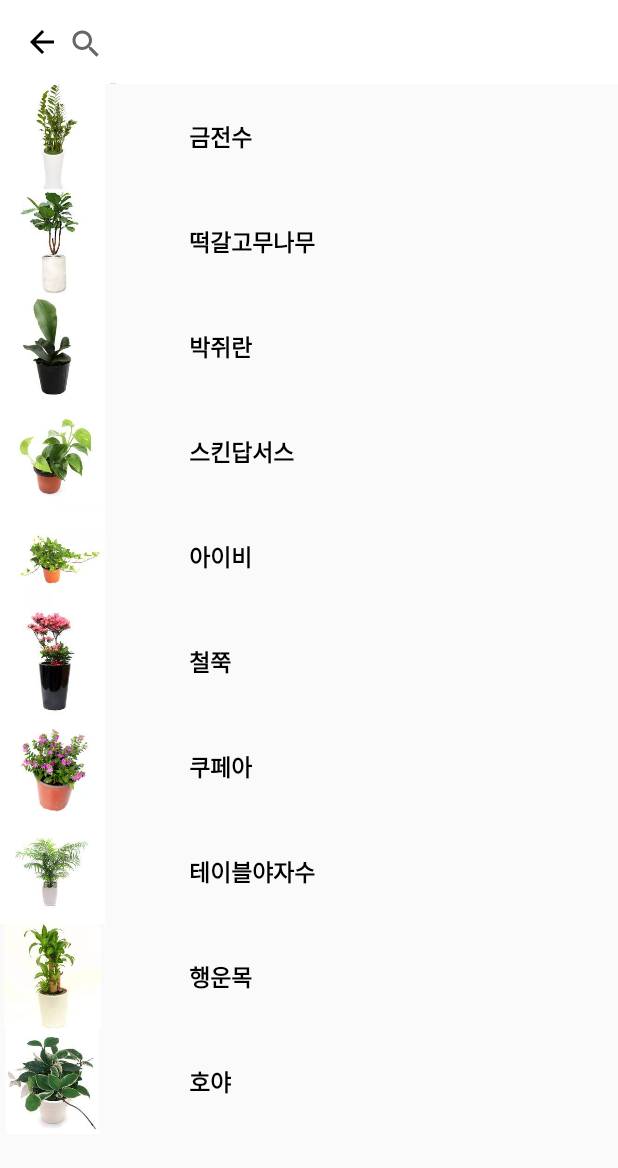
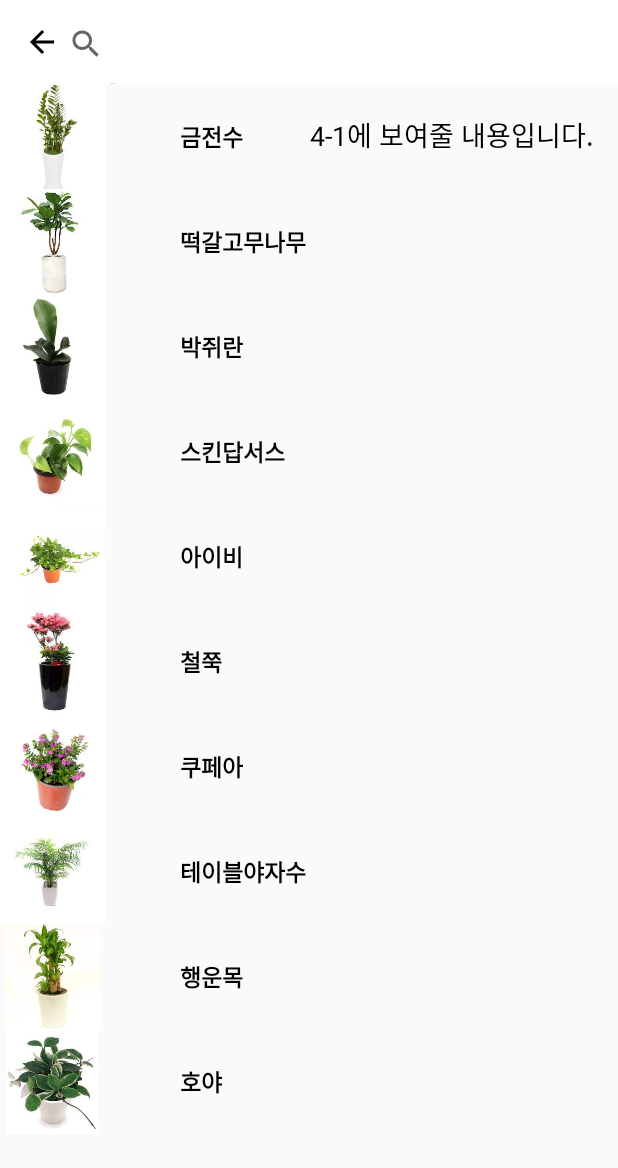
Before and after one commit to ProgFriends/MainProject, an Android app: the RegisterActivity screen opened directly, with no data from a screen before it, on a phone screen of 412 x 824 dp. Shown: the top 1168 px of the screen. Run offline under Robolectric (Android 15) with nearby library versions, the phone set to English and light mode, and no system bars.

Commit message:
홈->등록 페이지, "4-1에 보여줄 내용" 텍스트 추가

```diff
--- a/app/src/main/res/layout/activity_register.xml
+++ b/app/src/main/res/layout/activity_register.xml
@@ -42,4 +42,17 @@
         app:layout_constraintStart_toStartOf="parent"
         app:layout_constraintTop_toBottomOf="@+id/toolbar" />
 
+    <TextView
+        android:id="@+id/textView12"
+        android:layout_width="wrap_content"
+        android:layout_height="wrap_content"
+        android:layout_marginTop="76dp"
+        android:layout_marginEnd="16dp"
+        android:text="4-1에 보여줄 내용입니다."
+        android:textColor="@color/black"
+        android:textSize="18sp"
+        app:layout_constraintEnd_toEndOf="parent"
+        app:layout_constraintTop_toTopOf="parent" />
+
+
 </androidx.constraintlayout.widget.ConstraintLayout>
--- a/app/src/main/res/layout/item_plant.xml
+++ b/app/src/main/res/layout/item_plant.xml
@@ -18,7 +18,7 @@
         android:id="@+id/plantName"
         android:layout_width="wrap_content"
         android:layout_height="wrap_content"
-        android:layout_marginStart="56dp"
+        android:layout_marginStart="50dp"
         android:layout_marginTop="20dp"
         android:layout_marginBottom="20dp"
         android:textColor="@color/black"
```
Also changed, not shown: app/src/main/java/com/prog/mainproject/FirstHome.kt (+7 -0 lines), app/src/main/res/layout/activity_calender_add.xml (+12 -0 lines), app/src/main/res/layout/activity_calender_detail.xml (+12 -0 lines), app/src/main/res/layout/activity_register_information.xml (+12 -0 lines).
